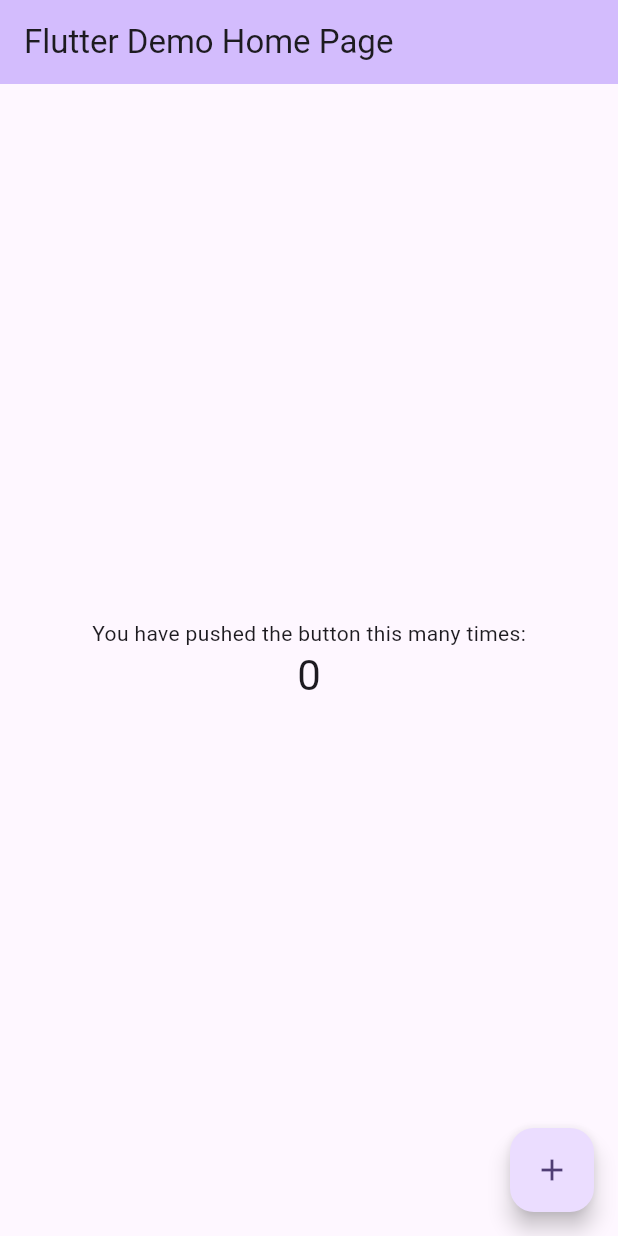
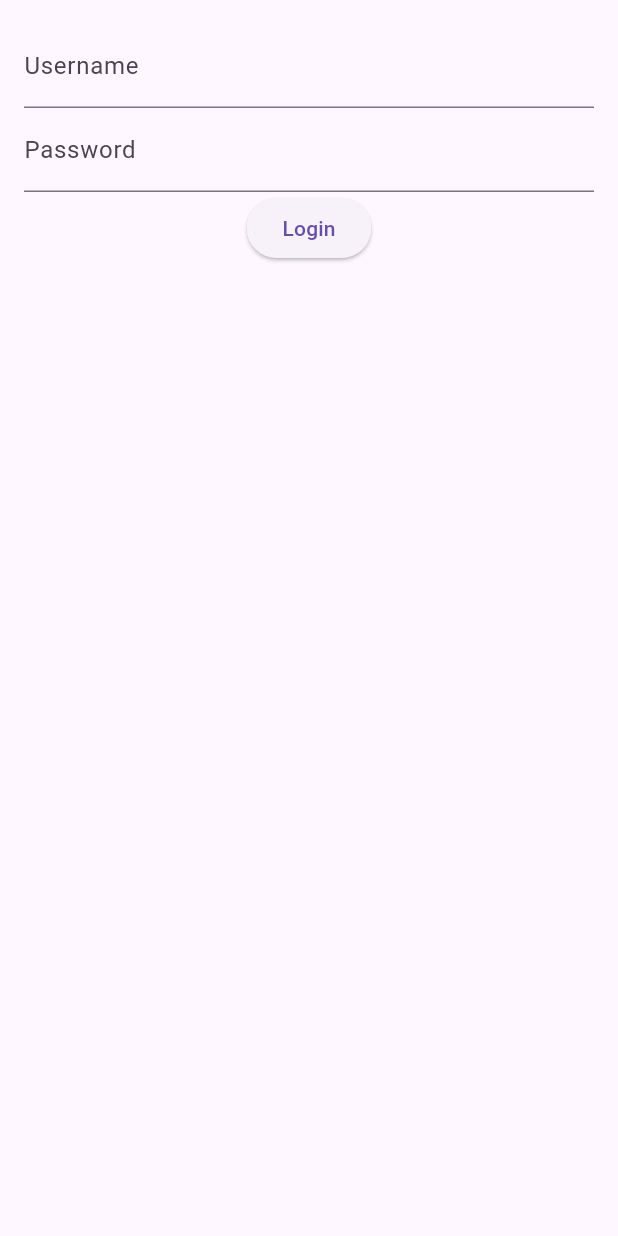
Before and after one commit to joaoalves03/testing, a Flutter app: the screen it shows after launch, on a phone screen of 412 x 824 dp. Run offline on Flutter 3.47's test engine with Material 3 defaults, Android fonts, the light colour scheme and no system bars; our stand-ins replace flutter_svg, logger, shared_preferences.

Commit message:
login, home and notifs screen; shared_prefs util and updated deps

```diff
--- a/lib/main.dart
+++ b/lib/main.dart
@@ -1,125 +1,79 @@
 import 'package:flutter/material.dart';
+import 'package:shared_preferences/shared_preferences.dart';
+import 'package:flutter_localizations/flutter_localizations.dart';
+import 'generated/l10n.dart';
+import 'package:logger/logger.dart';
 
-void main() {
-  runApp(const MyApp());
-}
+import '/utils/shared_prefs.dart';
+import 'ui/screens/login.dart';
+import 'ui/screens/home.dart';
 
-class MyApp extends StatelessWidget {
-  const MyApp({super.key});
+final Logger logger = Logger();
 
-  // This widget is the root of your application.
+void main() => runApp(const Main());
+
+class Main extends StatelessWidget {
+  const Main({super.key});
+
   @override
   Widget build(BuildContext context) {
     return MaterialApp(
-      title: 'Flutter Demo',
-      theme: ThemeData(
-        // This is the theme of your application.
-        //
-        // TRY THIS: Try running your application with "flutter run". You'll see
-        // the application has a purple toolbar. Then, without quitting the app,
-        // try changing the seedColor in the colorScheme below to Colors.green
-        // and then invoke "hot reload" (save your changes or press the "hot
-        // reload" button in a Flutter-supported IDE, or press "r" if you used
-        // the command line to start the app).
-        //
-        // Notice that the counter didn't reset back to zero; the application
-        // state is not lost during the reload. To reset the state, use hot
-        // restart instead.
-        //
-        // This works for code too, not just values: Most code changes can be
-        // tested with just a hot reload.
-        colorScheme: ColorScheme.fromSeed(seedColor: Colors.deepPurple),
-        useMaterial3: true,
-      ),
-      home: const MyHomePage(title: 'Flutter Demo Home Page'),
+      title: 'goIPVC',
+      localizationsDelegates: const [
+        S.delegate,
+        GlobalMaterialLocalizations.delegate,
+        GlobalWidgetsLocalizations.delegate,
+        GlobalCupertinoLocalizations.delegate,
+      ],
+      supportedLocales: S.delegate.supportedLocales,
+      home: const RootPage(),
     );
   }
 }
 
-class MyHomePage extends StatefulWidget {
-  const MyHomePage({super.key, required this.title});
-
-  // This widget is the home page of your application. It is stateful, meaning
-  // that it has a State object (defined below) that contains fields that affect
-  // how it looks.
-
-  // This class is the configuration for the state. It holds the values (in this
-  // case the title) provided by the parent (in this case the App widget) and
-  // used by the build method of the State. Fields in a Widget subclass are
-  // always marked "final".
-
-  final String title;
+class RootPage extends StatefulWidget {
+  const RootPage({super.key});
 
   @override
-  State<MyHomePage> createState() => _MyHomePageState();
+  State<RootPage> createState() => _RootPageState();
 }
 
-class _MyHomePageState extends State<MyHomePage> {
-  int _counter = 0;
+class _RootPageState extends State<RootPage> {
+  late SharedPreferences _prefs;
 
-  void _incrementCounter() {
+  @override
+  void initState() {
+    super.initState();
+    _initializePrefs();
+    SharedPrefsUtil.printPrefs();
+  }
+
+  Future<void> _initializePrefs() async {
+    _prefs = await SharedPreferences.getInstance();
+    _defaultPrefs();
+    _checkLoginStatus();
+  }
+
+  Future<void> _defaultPrefs() async {
+    if (_prefs.getString('layout') == null) {
+      await _prefs.setString('layout', 'IPVC');
+    }
+  }
+
+  bool _isLoggedIn = false;
+  Future<void> _checkLoginStatus() async {
+    bool isLoggedIn = _prefs.getBool('isLoggedIn') ?? false;
     setState(() {
-      // This call to setState tells the Flutter framework that something has
-      // changed in this State, which causes it to rerun the build method below
-      // so that the display can reflect the updated values. If we changed
-      // _counter without calling setState(), then the build method would not be
-      // called again, and so nothing would appear to happen.
-      _counter++;
+      _isLoggedIn = isLoggedIn;
     });
   }
 
   @override
   Widget build(BuildContext context) {
-    // This method is rerun every time setState is called, for instance as done
-    // by the _incrementCounter method above.
-    //
-    // The Flutter framework has been optimized to make rerunning build methods
-    // fast, so that you can just rebuild anything that needs updating rather
-    // than having to individually change instances of widgets.
-    return Scaffold(
-      appBar: AppBar(
-        // TRY THIS: Try changing the color here to a specific color (to
-        // Colors.amber, perhaps?) and trigger a hot reload to see the AppBar
-        // change color while the other colors stay the same.
-        backgroundColor: Theme.of(context).colorScheme.inversePrimary,
-        // Here we take the value from the MyHomePage object that was created by
-        // the App.build method, and use it to set our appbar title.
-        title: Text(widget.title),
-      ),
-      body: Center(
-        // Center is a layout widget. It takes a single child and positions it
-        // in the middle of the parent.
-        child: Column(
-          // Column is also a layout widget. It takes a list of children and
-          // arranges them vertically. By default, it sizes itself to fit its
-          // children horizontally, and tries to be as tall as its parent.
-          //
-          // Column has various properties to control how it sizes itself and
-          // how it positions its children. Here we use mainAxisAlignment to
-          // center the children vertically; the main axis here is the vertical
-          // axis because Columns are vertical (the cross axis would be
-          // horizontal).
-          //
-          // TRY THIS: Invoke "debug painting" (choose the "Toggle Debug Paint"
-          // action in the IDE, or press "p" in the console), to see the
-          // wireframe for each widget.
-          mainAxisAlignment: MainAxisAlignment.center,
-          children: <Widget>[
-            const Text(
-              'You have pushed the button this many times:',
-            ),
-            Text(
-              '$_counter',
-              style: Theme.of(context).textTheme.headlineMedium,
-            ),
-          ],
-        ),
-      ),
-      floatingActionButton: FloatingActionButton(
-        onPressed: _incrementCounter,
-        tooltip: 'Increment',
-        child: const Icon(Icons.add),
-      ), // This trailing comma makes auto-formatting nicer for build methods.
-    );
+    if (_isLoggedIn) {
+      return HomeScreen();
+    } else {
+      return const LoginScreen();
+    }
   }
 }
--- /dev/null
+++ b/lib/ui/screens/login.dart
@@ -0,0 +1,95 @@
+import 'package:flutter/material.dart';
+import 'package:shared_preferences/shared_preferences.dart';
+import 'package:http/http.dart' as http;
+import 'dart:convert';
+import 'dart:async';
+
+import 'home.dart';
+import '../../generated/l10n.dart';
+
+class LoginScreen extends StatefulWidget {
+  const LoginScreen({super.key});
+
+  @override
+  LoginState createState() => LoginState();
+}
+
+class LoginState extends State<LoginScreen> {
+  final TextEditingController _usernameController = TextEditingController();
+  final TextEditingController _passwordController = TextEditingController();
+
+  Future<void> _login() async {
+    final String username = _usernameController.text;
+    final String password = _passwordController.text;
+
+    String? errorMessage;
+
+    try {
+      final response = await http
+          .post(
+            Uri.parse('http://192.168.1.68:3000/login'),
+            headers: <String, String>{
+              'Content-Type': 'application/json; charset=UTF-8',
+            },
+            body: jsonEncode(<String, String>{
+              'username': username,
+              'password': password,
+            }),
+          )
+          .timeout(const Duration(seconds: 5));
+
+      if (response.statusCode == 200) {
+        SharedPreferences prefs = await SharedPreferences.getInstance();
+        await prefs.setBool('isLoggedIn', true);
+
+        if (mounted) {
+          Navigator.pushReplacement(
+            context,
+            MaterialPageRoute(builder: (context) => HomeScreen()),
+          );
+        }
+      } else {
+        final Map<String, dynamic> responseBody = jsonDecode(response.body);
+        errorMessage = responseBody['error'] ?? 'Login failed';
+      }
+    } on http.ClientException catch (e) {
+      errorMessage = e.message;
+    } on TimeoutException catch (_) {
+      errorMessage = 'Request timed out';
+    }
+
+    if (mounted && errorMessage != null) {
+      ScaffoldMessenger.of(context).showSnackBar(
+        SnackBar(
+          content: Text(errorMessage),
+        ),
+      );
+    }
+  }
+
+  @override
+  Widget build(BuildContext context) {
+    return Scaffold(
+      body: Padding(
+        padding: const EdgeInsets.all(16.0),
+        child: Column(
+          children: <Widget>[
+            TextField(
+              controller: _usernameController,
+              decoration: InputDecoration(labelText: S.of(context).username),
+            ),
+            TextField(
+              controller: _passwordController,
+              decoration: InputDecoration(labelText: S.of(context).password),
+              obscureText: true,
+            ),
+            ElevatedButton(
+              onPressed: _login,
+              child: Text(S.of(context).login),
+            ),
+          ],
+        ),
+      ),
+    );
+  }
+}
--- /dev/null
+++ b/lib/utils/shared_prefs.dart
@@ -0,0 +1,17 @@
+import 'package:shared_preferences/shared_preferences.dart';
+import 'package:logger/logger.dart';
+
+class SharedPrefsUtil {
+  static final Logger logger = Logger();
+
+  static Future<void> printPrefs() async {
+    final SharedPreferences prefs = await SharedPreferences.getInstance();
+    final Map<String, Object> allPrefs =
+        prefs.getKeys().fold<Map<String, Object>>({}, (map, key) {
+      map[key] = prefs.get(key) as Object;
+      return map;
+    });
+
+    logger.d(allPrefs);
+  }
+}
```
Also changed, not shown: lib/ui/screens/home.dart (added, +52 -0 lines), lib/ui/screens/notifications.dart (added, +23 -0 lines), lib/ui/widgets/header.dart (added, +56 -0 lines), pubspec.yaml (+7 -8 lines), pubspec.lock.
